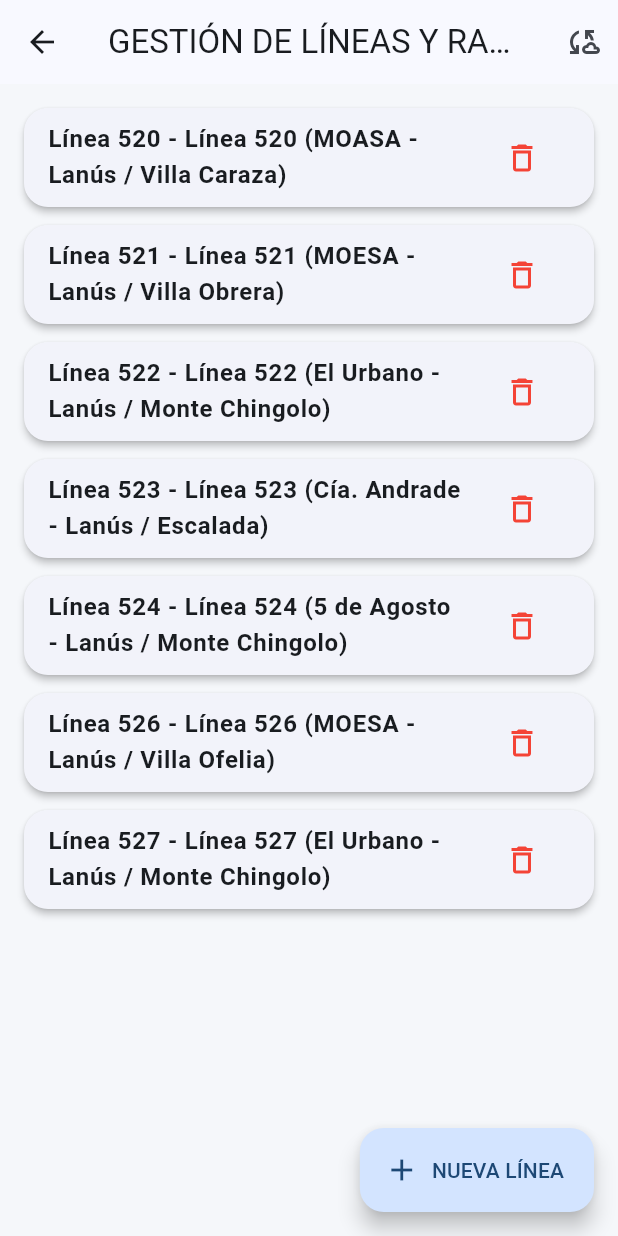
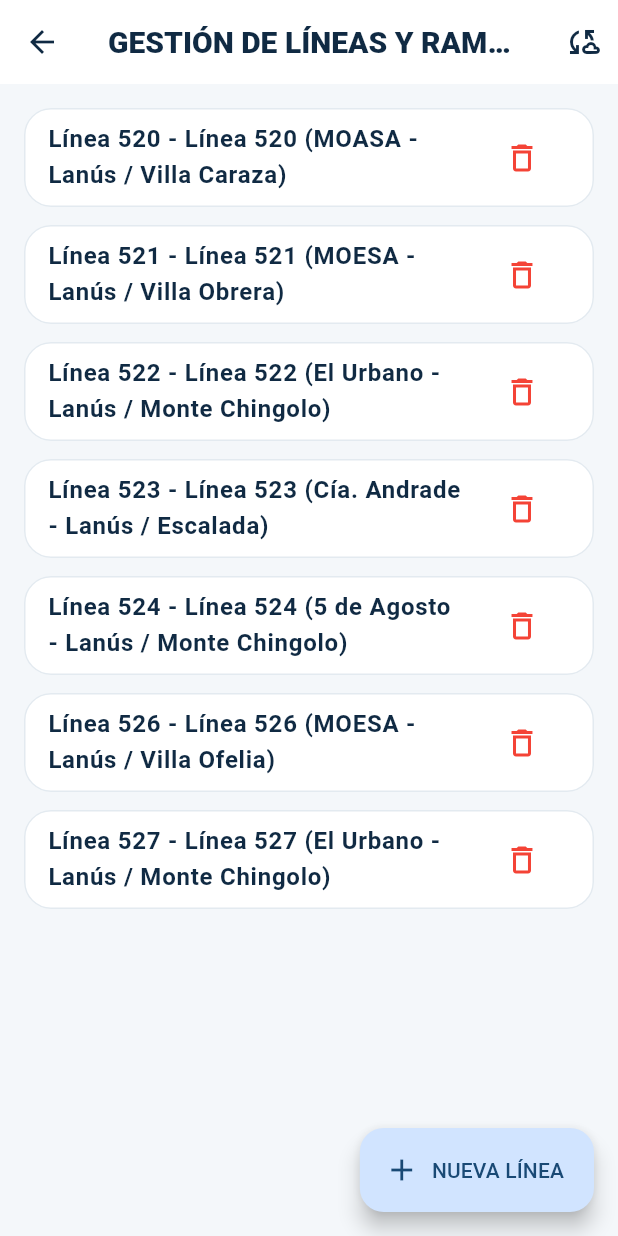
Before and after one commit to julianmcancelo/BusTrackerGPS, a Flutter app: the SetupScreen screen opened directly, item 3 of the bottom bar chosen, on a phone screen of 412 x 824 dp. Run offline on Flutter 3.47's test engine with Material 3 defaults, Android fonts, the phone set to English and light mode, and no system bars; our stand-ins replace drift, drift_flutter, file_picker, flutter_map, flutter_riverpod, geolocator and 8 more; missing offline and left inert: flutter_foreground_task, record, shorebird_code_push; accounts and stored records are empty; generated files the repository leaves out were written again; network calls fail.

Commit message:
ui: refresh global material theme

```diff
--- a/lib/app/theme.dart
+++ b/lib/app/theme.dart
@@ -1,63 +1,104 @@
 import 'package:flutter/material.dart';
 
 class AppTheme {
-  static const Color primaryBlue = Color(0xFF1E88E5);
-  static const Color darkPrimaryBlue = Color(0xFF1565C0);
-  static const Color accentOrange = Color(0xFFFF6F00);
-  static const Color statusGreen = Color(0xFF4CAF50);
-  static const Color alertRed = Color(0xFFE53935);
-  static const Color warningYellow = Color(0xFFFBC02D);
+  static const Color primaryBlue = Color(0xFF1261A0);
+  static const Color darkPrimaryBlue = Color(0xFF0B4778);
+  static const Color accentOrange = Color(0xFFFF8A00);
+  static const Color statusGreen = Color(0xFF16A34A);
+  static const Color alertRed = Color(0xFFDC2626);
+  static const Color warningYellow = Color(0xFFF59E0B);
+  static const Color ink = Color(0xFF102A43);
+  static const Color muted = Color(0xFF6B7C93);
+  static const Color background = Color(0xFFF4F7FA);
 
   static ThemeData lightTheme = ThemeData(
     useMaterial3: true,
+    fontFamily: 'Roboto',
     colorScheme: ColorScheme.fromSeed(
       seedColor: primaryBlue,
       brightness: Brightness.light,
+    ).copyWith(
       primary: primaryBlue,
       secondary: accentOrange,
+      surface: Colors.white,
+      onSurface: ink,
     ),
+    scaffoldBackgroundColor: background,
     appBarTheme: const AppBarTheme(
-      centerTitle: true,
+      centerTitle: false,
       elevation: 0,
+      backgroundColor: Colors.white,
+      foregroundColor: ink,
+      surfaceTintColor: Colors.transparent,
+      titleTextStyle: TextStyle(
+        fontSize: 20,
+        fontWeight: FontWeight.w800,
+        color: ink,
+      ),
     ),
-    scaffoldBackgroundColor: const Color(0xFFF5F7FA),
     cardTheme: CardThemeData(
-      elevation: 2,
-      shape: RoundedRectangleBorder(borderRadius: BorderRadius.circular(16)),
+      elevation: 0,
+      surfaceTintColor: Colors.transparent,
+      color: Colors.white,
+      margin: EdgeInsets.zero,
+      shape: RoundedRectangleBorder(
+        borderRadius: BorderRadius.all(Radius.circular(18)),
+        side: BorderSide(color: Color(0xFFE3EAF0)),
+      ),
+    ),
+    inputDecorationTheme: InputDecorationTheme(
+      filled: true,
+      fillColor: Color(0xFFF8FAFC),
+      contentPadding: const EdgeInsets.symmetric(horizontal: 16, vertical: 15),
+      border: OutlineInputBorder(
+        borderRadius: BorderRadius.circular(14),
+        borderSide: const BorderSide(color: Color(0xFFD9E2EC)),
+      ),
+      enabledBorder: OutlineInputBorder(
+        borderRadius: BorderRadius.circular(14),
+        borderSide: const BorderSide(color: Color(0xFFD9E2EC)),
+      ),
+      focusedBorder: OutlineInputBorder(
+        borderRadius: BorderRadius.circular(14),
+        borderSide: const BorderSide(color: primaryBlue, width: 1.6),
+      ),
+    ),
+    navigationBarTheme: NavigationBarThemeData(
+      backgroundColor: Colors.white,
+      elevation: 10,
+      indicatorColor: Color(0xFFDCEEFF),
+      labelTextStyle: WidgetStateProperty.all(
+        const TextStyle(fontWeight: FontWeight.w700, fontSize: 11),
+      ),
     ),
     filledButtonTheme: FilledButtonThemeData(
       style: FilledButton.styleFrom(
-        minimumSize: const Size.fromHeight(52),
-        shape: RoundedRectangleBorder(borderRadius: BorderRadius.circular(12)),
-        textStyle: const TextStyle(fontSize: 16, fontWeight: FontWeight.bold),
+        minimumSize: const Size.fromHeight(54),
+        shape: RoundedRectangleBorder(borderRadius: BorderRadius.circular(15)),
+        textStyle: const TextStyle(fontSize: 15, fontWeight: FontWeight.w800),
       ),
     ),
   );
 
   static ThemeData darkTheme = ThemeData(
     useMaterial3: true,
+    brightness: Brightness.dark,
     colorScheme: ColorScheme.fromSeed(
       seedColor: primaryBlue,
       brightness: Brightness.dark,
-      primary: primaryBlue,
-      secondary: accentOrange,
-      surface: const Color(0xFF1E1E2C),
     ),
-    scaffoldBackgroundColor: const Color(0xFF12121D),
+    scaffoldBackgroundColor: const Color(0xFF0B1220),
     appBarTheme: const AppBarTheme(
-      centerTitle: true,
       elevation: 0,
+      surfaceTintColor: Colors.transparent,
     ),
     cardTheme: CardThemeData(
-      elevation: 2,
-      shape: RoundedRectangleBorder(borderRadius: BorderRadius.circular(16)),
-      color: const Color(0xFF1E1E2C),
-    ),
-    filledButtonTheme: FilledButtonThemeData(
-      style: FilledButton.styleFrom(
-        minimumSize: const Size.fromHeight(52),
-        shape: RoundedRectangleBorder(borderRadius: BorderRadius.circular(12)),
-        textStyle: const TextStyle(fontSize: 16, fontWeight: FontWeight.bold),
+      elevation: 0,
+      color: const Color(0xFF111C2B),
+      surfaceTintColor: Colors.transparent,
+      shape: RoundedRectangleBorder(
+        borderRadius: BorderRadius.circular(18),
+        side: const BorderSide(color: Color(0xFF243447)),
       ),
     ),
   );
```
